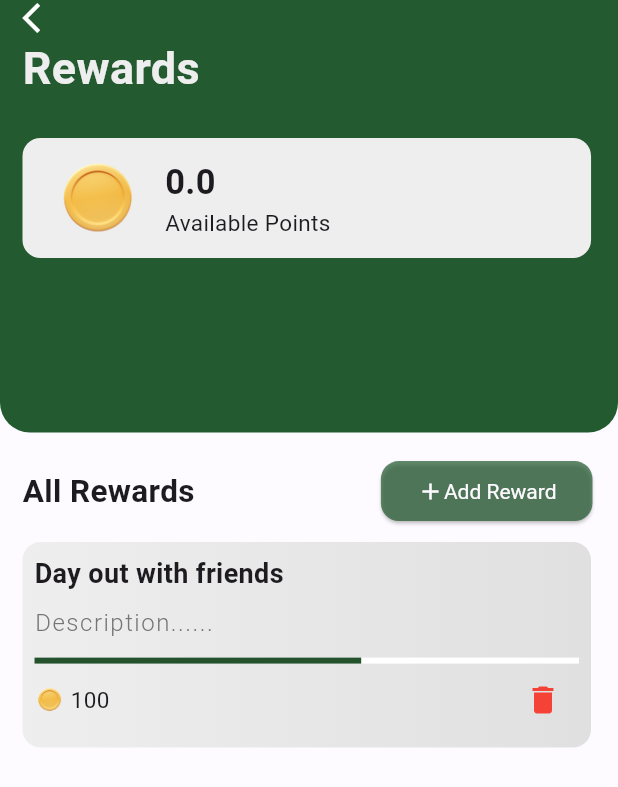
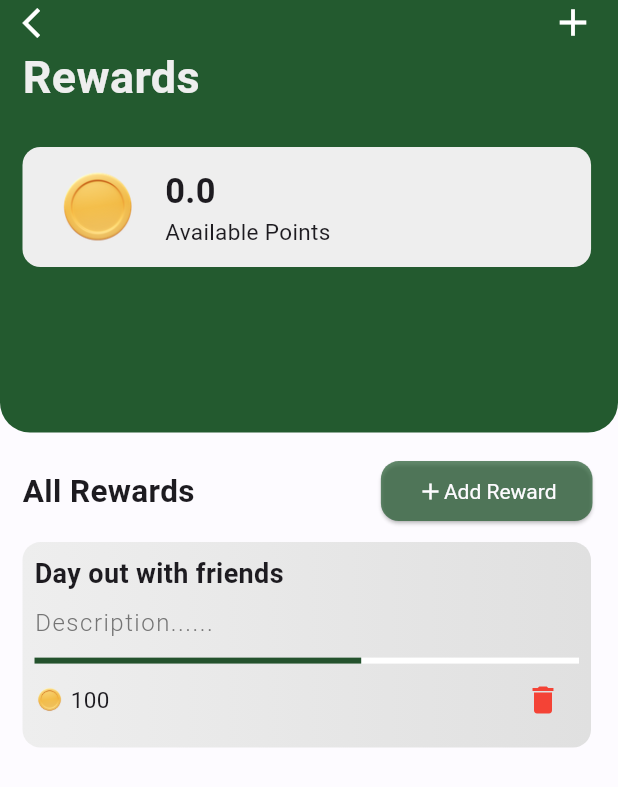
Before and after one commit to OmarElmanzalawy/todo, a Flutter app: the RewardsScreen screen opened by its route, on a phone screen of 412 x 824 dp. Shown: the top 787 px of the screen. Run offline on Flutter 3.47's test engine with Material 3 defaults, Android fonts, the phone set to English and light mode, and no system bars; our stand-ins replace auto_size_text, cached_network_image, cloud_firestore, dots_indicator, dotted_border, firebase_auth and 9 more; missing offline and left inert: animated_reorderable_list; accounts and stored records are empty; generated files the repository leaves out were written again.

```diff
--- a/lib/Providers/tasks_provider.dart
+++ b/lib/Providers/tasks_provider.dart
@@ -4,13 +4,10 @@ import 'package:cloud_firestore/cloud_firestore.dart';
 import 'package:firebase_auth/firebase_auth.dart';
 import 'package:flutter/material.dart';
 import 'package:flutter_riverpod/flutter_riverpod.dart';
-import 'package:shared_preferences/shared_preferences.dart';
 import 'package:todo/Providers/tasks_state.dart';
 import 'package:todo/constants/app_constants.dart';
 import 'package:todo/models/task_model.dart';
-import 'package:todo/service/dialogue_service.dart';
 import 'package:todo/service/firestore_service.dart';
-import 'package:todo/service/init_getit.dart';
 
 final tasksProvider = StateNotifierProvider<TasksProvider, TasksState>((ref) {
   return TasksProvider();
--- a/lib/constants/app_icons.dart
+++ b/lib/constants/app_icons.dart
@@ -10,5 +10,6 @@ class AppIcons{
   static const IconData delete = Icons.delete;
   static const IconData alarm = Icons.alarm;
   static const IconData home = Icons.house;
+  static const IconData back = Icons.arrow_back_ios;
   static Image currency = Image.asset('assets/icons/currency.png',fit: BoxFit.cover,);
 }
--- a/lib/main.dart
+++ b/lib/main.dart
@@ -15,7 +15,7 @@ void main() async{
 
   //TODO: ADD A GLOBAL CLASS WHERE EVERY CLASS GETS INITIALIZED
   await StartupService.init();
-  await FirebaseAuth.instance.signOut(); //FOR DEBUGING ONLY
+  // await FirebaseAuth.instance.signOut(); //FOR DEBUGING ONLY
   runApp(ProviderScope(child: const MainApp()));
 }
 
--- a/lib/models/task_model.dart
+++ b/lib/models/task_model.dart
@@ -54,6 +54,7 @@ class TaskModel {
     );
   }
 
+
   Map<String, dynamic> toJson() {
     final Map<String, dynamic> data = Map<String, dynamic>();
     data['id'] = id;
--- a/lib/screens/rewards_screen.dart
+++ b/lib/screens/rewards_screen.dart
@@ -27,14 +27,25 @@ class RewardsScreen extends ConsumerWidget {
                 ),
               ),
               Padding(
-                padding: const EdgeInsets.only(left: 15.0),
+                padding: const EdgeInsets.only(left: 15.0,right: 15),
                 child: Column(
                   crossAxisAlignment: CrossAxisAlignment.start,
                   children: [
                 SafeArea(
-                  child: GestureDetector(
-                    onTap: () => Navigator.pop(context),
-                    child: Icon(Icons.arrow_back_ios,color: Colors.white,)),
+                  child: Row(
+                    children: [
+                      GestureDetector(
+                        onTap: () => Navigator.pop(context),
+                        child: Icon(AppIcons.back,color: Colors.white,),
+                        ),
+                        Spacer(),
+                        GestureDetector(
+                        //TODO: SHOW ADD REWARD BOTTOM SHEET
+                        onTap: () {},
+                        child: Icon(AppIcons.plus,color: Colors.white,size: 30,),
+                        ),
+                    ],
+                  ),
                 ),
                 Text('Rewards',style: TextStyle(fontSize: 30,color: AppColors.primaryWhiteCard,fontWeight: FontWeight.bold),),
                 SizedBox(height: 25,),
--- a/lib/screens/todo.dart
+++ b/lib/screens/todo.dart
@@ -66,7 +66,7 @@ class _TodoScreenState extends ConsumerState<TodoScreen> {
             ),
           ),
           Padding(
-            padding: EdgeInsets.only(top: 40, left: 15, right: 15),
+            padding: EdgeInsets.only(top: 40, left: 15, right: 15,bottom: 10),
             child: Column(
               children: [
                 Row(
@@ -100,7 +100,7 @@ class _TodoScreenState extends ConsumerState<TodoScreen> {
                         child: Row(
                           children: [
                             Icon(
-                              AppIcons.plus,
+                              AppIcons.delete,
                               color: AppColors.primaryText,
                             ),
                             Text(
--- a/lib/widgets/reward/reward_card.dart
+++ b/lib/widgets/reward/reward_card.dart
@@ -22,8 +22,6 @@ class RewardCard extends ConsumerWidget {
             TextButton(onPressed: (){
 
               //TODO: Redeem reward functionality
-              ref.read(coinsProvider.notifier).taskReward();
-
               Navigator.pop(context);
               }, child: Text('Ok'))
            ],
```
Also changed, not shown: lib/Providers/coin_provider.dart (+23 -1 lines), lib/Providers/reward_provider.dart (added, +13 -0 lines), lib/models/reward_model.dart (added, +39 -0 lines), lib/widgets/dashboard/task_circle.dart (+15 -1 lines).
